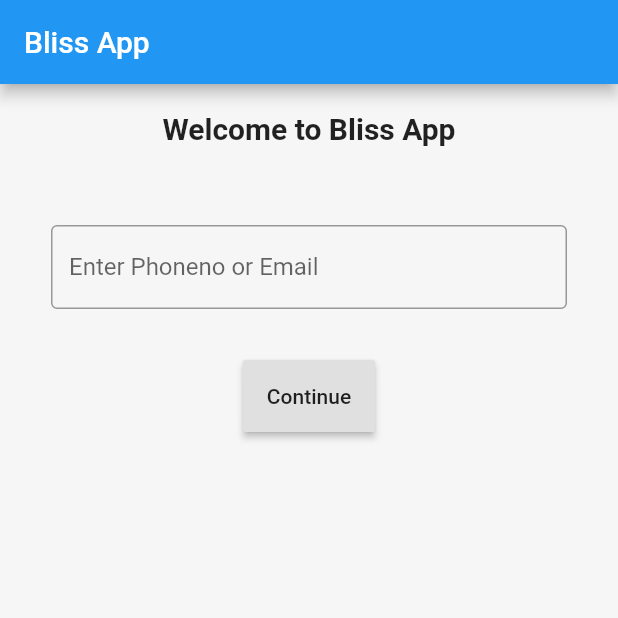
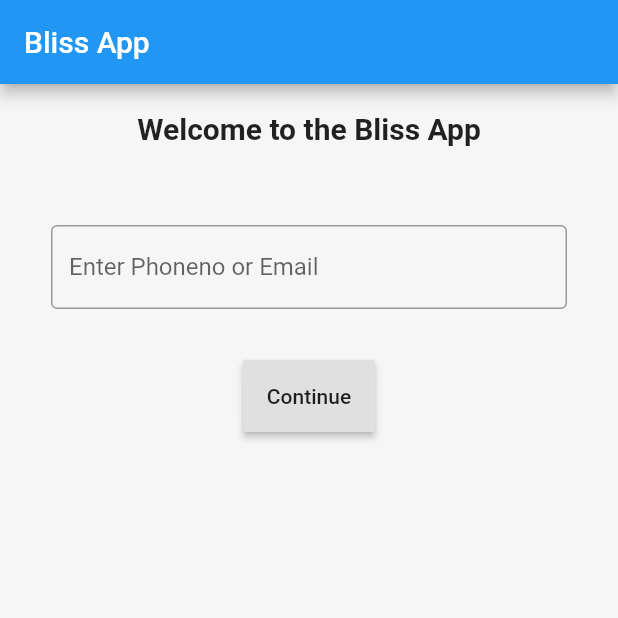
Before and after one commit to simonchaudhary/bliss-app, a Flutter app: the screen it shows after launch, on a phone screen of 412 x 824 dp, the top half of it. Run offline on Flutter 3.47's test engine with Material 2 defaults, Android fonts, the phone set to English and light mode, and no system bars.

Commit message:
Checking if push

```diff
--- a/lib/main.dart
+++ b/lib/main.dart
@@ -19,7 +19,7 @@ class MyApp extends StatelessWidget{
           child: Column(
             crossAxisAlignment: CrossAxisAlignment.center,
             children: <Widget>[
-              MyHeader("Welcome to Bliss App"),
+              MyHeader("Welcome to the Bliss App"),
               MyTextField("Enter Phone Number or Email"),
               MyButton("Continue")
             //MainMenu()
```
